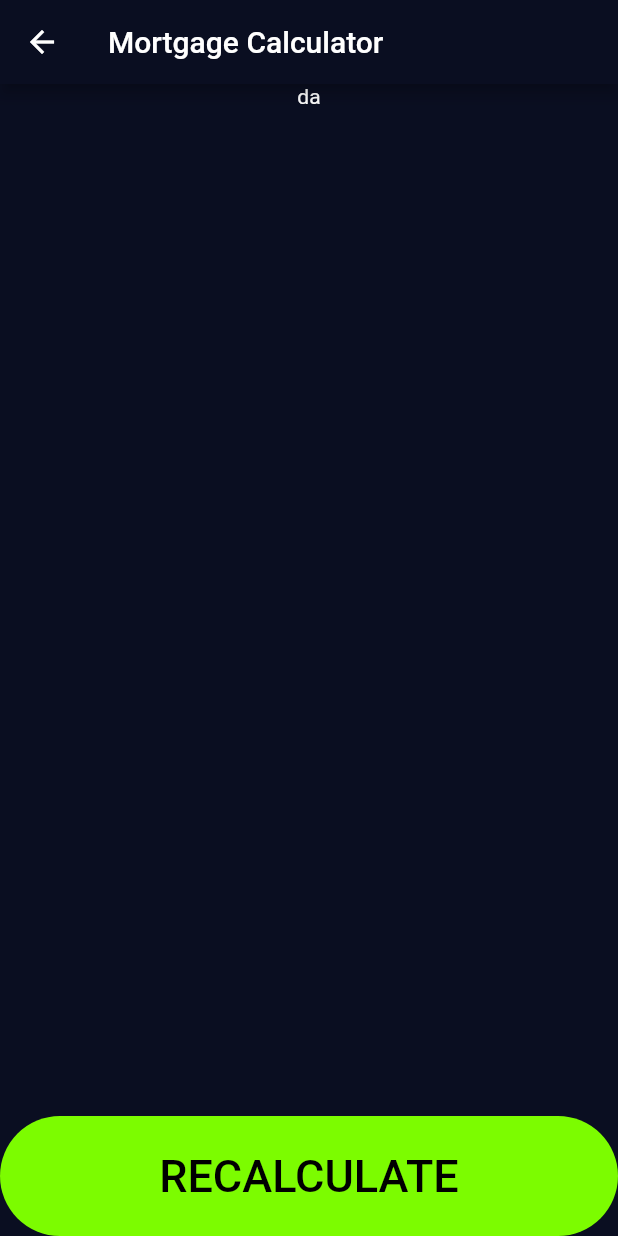
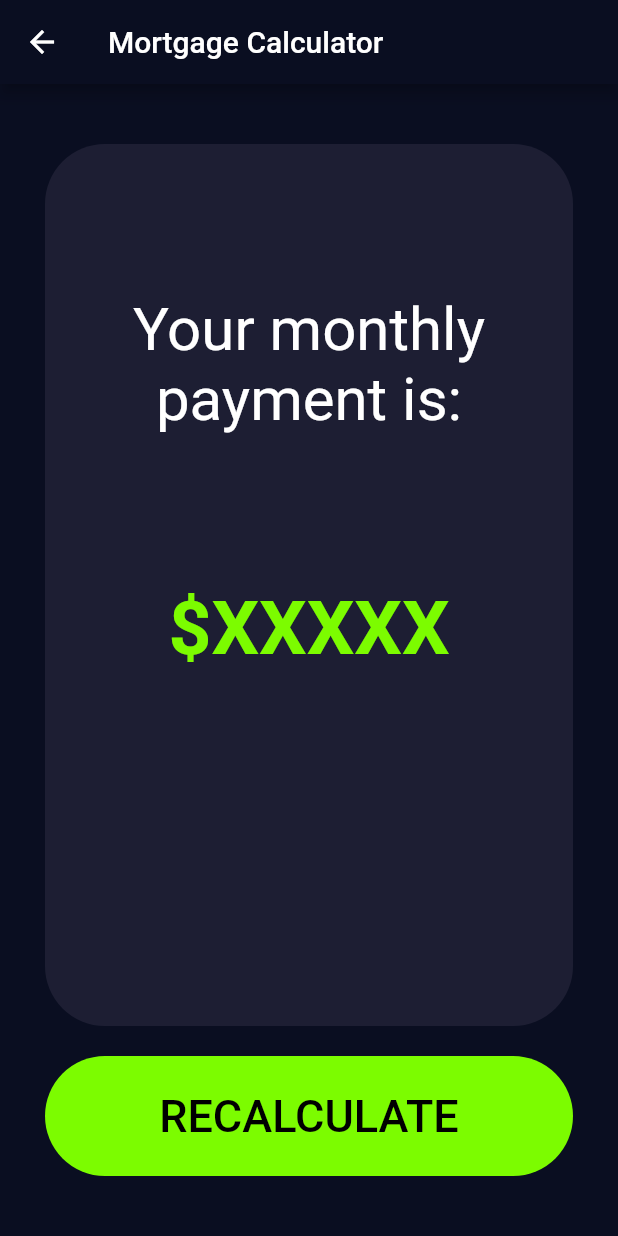
Before and after one commit to semasuka/mortgage_calculator, a Flutter app: the ResultsPage screen opened directly, on a phone screen of 412 x 824 dp. Run offline on Flutter 3.47's test engine with Material 2 defaults, Android fonts, the phone set to English and light mode, and no system bars; our stand-ins replace font_awesome_flutter.

Commit message:
front end of the app completed...remaining to adjust the view when the keyboard is displaying

```diff
--- a/lib/constants.dart
+++ b/lib/component/constants.dart
@@ -2,7 +2,8 @@ import 'package:flutter/material.dart';
 
 
 const kAccentColor = Color(0xFF7cfc00);
-const kBackgroundColor = Color(0xFF1D1E33);
+const kBackgroundColorField = Color(0xFF1D1E33);
+const kBackgroungColor = Color(0xFF0a0e21);
 const kBorderStyleRadius = OutlineInputBorder(
   borderRadius: BorderRadius.all(
     Radius.circular(40.0),
--- a/lib/result_page.dart
+++ /dev/null
@@ -1,29 +0,0 @@
-import 'package:flutter/material.dart';
-import 'reusable_button.dart';
-
-class ResultsPage extends StatelessWidget {
-  @override
-  Widget build(BuildContext context) {
-    return Scaffold(
-      appBar: AppBar(
-        title: Text('Mortgage Calculator'),
-      ),
-      body: Column(
-        children: <Widget>[
-          Expanded(
-            flex: 5,
-            child: Container(
-              child: Text('da'),
-            ),
-          ),
-          ReusableButton(
-            theText: 'recalculate',
-            theRoute: () {
-              Navigator.pop(context);
-            },
-          ),
-        ],
-      ),
-    );
-  }
-}
--- /dev/null
+++ b/lib/screens/result_page.dart
@@ -0,0 +1,64 @@
+import 'package:flutter/material.dart';
+import '../component/reusable_button.dart';
+import '../component/constants.dart';
+
+class ResultsPage extends StatelessWidget {
+  @override
+  Widget build(BuildContext context) {
+    return Scaffold(
+      appBar: AppBar(
+        title: Text('Mortgage Calculator'),
+      ),
+      body: Padding(
+        padding: EdgeInsets.symmetric(vertical: 40, horizontal: 30),
+        child: Column(
+          mainAxisAlignment: MainAxisAlignment.center,
+          crossAxisAlignment: CrossAxisAlignment.stretch,
+          children: <Widget>[
+            Expanded(
+              flex: 4,
+              child: Container(
+                decoration: BoxDecoration(
+                  borderRadius: BorderRadius.all(
+                    Radius.circular(40.0),
+                  ),
+                  color: kBackgroundColorField,
+                ),
+                child: Column(
+                  children: <Widget>[
+                    Padding(
+                      padding: EdgeInsets.symmetric(vertical: 100, horizontal: 30),
+                      child: Text(
+                          //TODO: print the monthly mortgage
+                          'Your monthly payment is: ',
+                        style: TextStyle(
+                          fontSize: 40,
+                        ),
+                        textAlign: TextAlign.center,
+                      ),
+                    ),
+                    Text(
+                      '\$XXXXX',
+                      style: TextStyle(
+                        fontSize: 50,
+                        color: kAccentColor,
+                        fontWeight: FontWeight.w700,
+                      ),
+                    ),
+                  ],
+                ),
+
+              ),
+            ),
+            ReusableButton(
+              theText: 'recalculate',
+              theRoute: () {
+                Navigator.pop(context);
+              },
+            ),
+          ],
+        ),
+      ),
+    );
+  }
+}
```
Also changed, not shown: lib/component/main.dart (renamed from lib/main.dart, +5 -4 lines), lib/component/reusable_text_field_with_prefix.dart (renamed from lib/reusable_text_field_with_suffix.dart, +8 -12 lines), lib/component/reusable_text_field_with_suffix.dart (renamed from lib/reusable_text_field_with_prefix.dart, +11 -7 lines), lib/screens/input_page.dart (renamed from lib/input_page.dart, +4 -5 lines), lib/component/reusable_button.dart (renamed from lib/reusable_button.dart), 1 other file.
